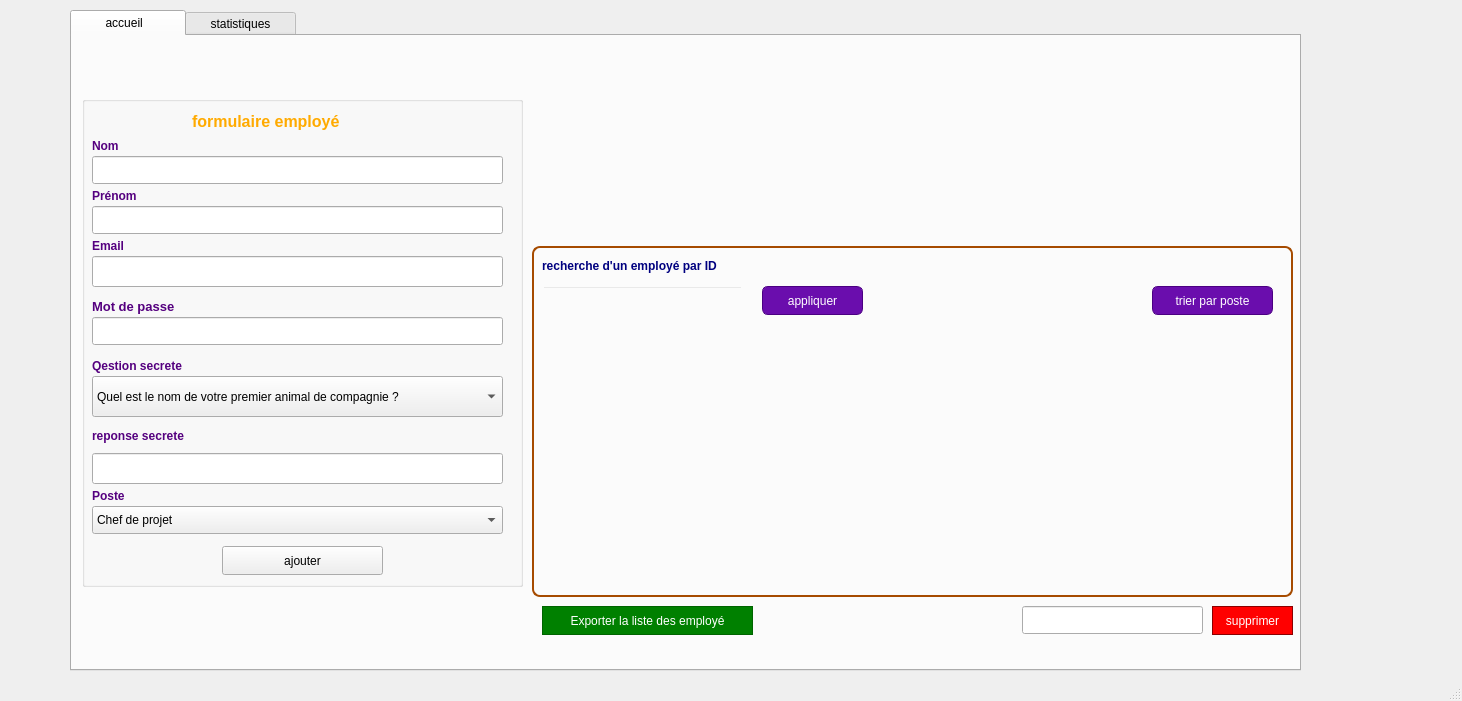
Before: the Qt Designer form gestion_employe.ui in ProjetCPP2A21/projetcpp-2a21-smart-digital-content-creation-studio, drawn with Qt 5.
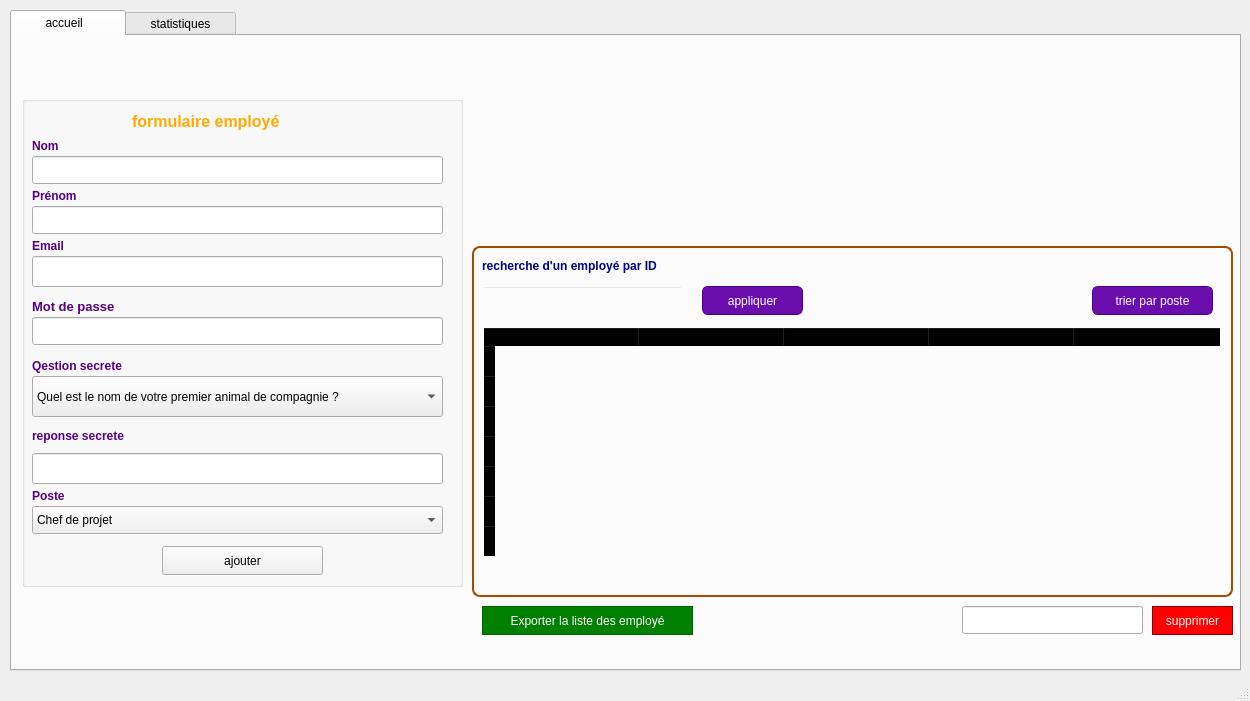
After: the same form once the commit is applied. The open tabs and pages were chosen to show the change.

Patch:
```diff
--- a/gestion_employe.ui
+++ b/gestion_employe.ui
@@ -6,7 +6,7 @@
    <rect>
     <x>0</x>
     <y>0</y>
-    <width>1462</width>
+    <width>1250</width>
     <height>701</height>
    </rect>
   </property>
@@ -17,7 +17,7 @@
    <widget class="QTabWidget" name="tabWidget">
     <property name="geometry">
      <rect>
-      <x>70</x>
+      <x>10</x>
       <y>10</y>
       <width>1231</width>
       <height>661</height>
@@ -445,6 +445,41 @@
            <height>251</height>
           </rect>
          </property>
+         <attribute name="horizontalHeaderDefaultSectionSize">
+          <number>145</number>
+         </attribute>
+         <row/>
+         <row/>
+         <row/>
+         <row/>
+         <row/>
+         <row/>
+         <row/>
+         <column>
+          <property name="text">
+           <string> ID   </string>
+          </property>
+         </column>
+         <column>
+          <property name="text">
+           <string>Poste    </string>
+          </property>
+         </column>
+         <column>
+          <property name="text">
+           <string>Nom    </string>
+          </property>
+         </column>
+         <column>
+          <property name="text">
+           <string> Prénom   </string>
+          </property>
+         </column>
+         <column>
+          <property name="text">
+           <string>Email    </string>
+          </property>
+         </column>
         </widget>
        </widget>
       </widget>
```
Left out of the diff: 15 changed lines with no effect on the pictures.
